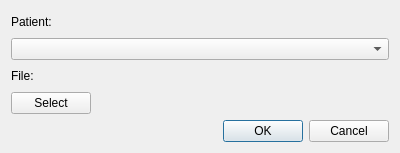
First picture: the form in oat/views/ui/ui_upload_dialog.ui, repository Oli4/oat, before the edit.
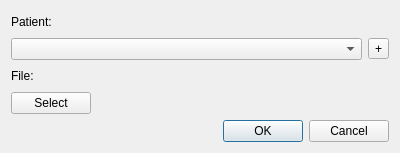
Second picture: the form after the edit. Icons and pictures are not drawn.

Patch:
```diff
--- a/oat/views/ui/ui_upload_dialog.ui
+++ b/oat/views/ui/ui_upload_dialog.ui
@@ -22,7 +22,31 @@
                 </widget>
             </item>
             <item>
-                <widget class="QComboBox" name="patientDropdown"/>
+                <layout class="QHBoxLayout" name="horizontalLayout_2">
+                    <item>
+                        <widget class="QComboBox" name="patientDropdown"/>
+                    </item>
+                    <item>
+                        <widget class="QToolButton" name="addPatientButton">
+                            <property name="text">
+                                <string>+</string>
+                            </property>
+                            <property name="icon">
+                                <iconset resource="resources.qrc">
+                                    <normaloff>
+                                        :/icons/icons/baseline-add_circle-24px.svg</normaloff>
+                                    :/icons/icons/baseline-add_circle-24px.svg
+                                </iconset>
+                            </property>
+                            <property name="iconSize">
+                                <size>
+                                    <width>24</width>
+                                    <height>24</height>
+                                </size>
+                            </property>
+                        </widget>
+                    </item>
+                </layout>
             </item>
             <item>
                 <widget class="QLabel" name="label_2">
```
Left out of the diff: 4 changed lines with no effect on the pictures.
